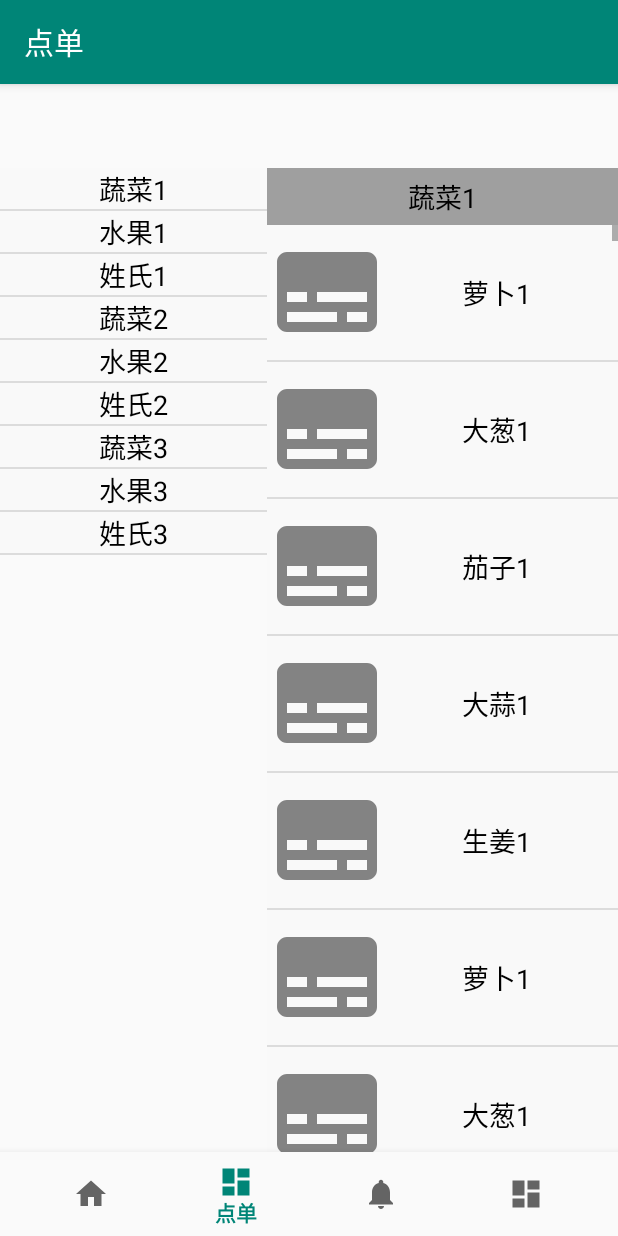
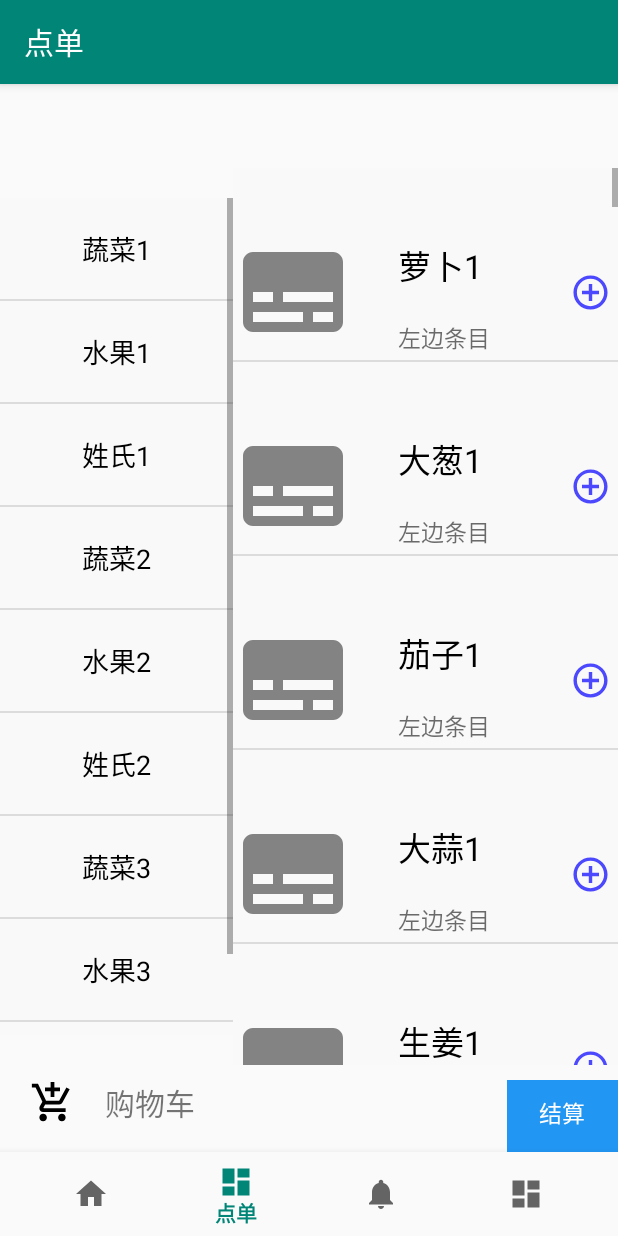
Before and after one commit to y894577/OrderApplication, an Android app: the DashboardFragment screen opened through its navigation route, on a phone screen of 412 x 824 dp. Run offline under Robolectric (Android 15) with nearby library versions, the phone set to English and light mode, and no system bars; our stand-ins replace navigation-ui; Roboto replaces fonts that are not available here.

Commit message:
【优化】优化点单页面

```diff
--- a/app/src/main/java/com/example/myapplication/BottomBar.java
+++ b/app/src/main/java/com/example/myapplication/BottomBar.java
@@ -1,6 +1,7 @@
 package com.example.myapplication;
 
 import android.content.Context;
+import android.graphics.Typeface;
 import android.os.Bundle;
 import android.text.TextUtils;
 import android.widget.ListView;
@@ -52,7 +53,6 @@ public class BottomBar extends AppCompatActivity {
 
     private void initData() {
 
-
     }
 
 }
--- a/app/src/main/java/com/example/myapplication/ui/dashboard/DashboardFragment.java
+++ b/app/src/main/java/com/example/myapplication/ui/dashboard/DashboardFragment.java
@@ -1,5 +1,6 @@
 package com.example.myapplication.ui.dashboard;
 
+import android.graphics.Typeface;
 import android.os.Bundle;
 import android.text.TextUtils;
 import android.view.LayoutInflater;
@@ -23,6 +24,8 @@ import com.example.myapplication.BottomBar;
 import com.example.myapplication.MainActivity;
 import com.example.myapplication.R;
 
+import org.w3c.dom.Text;
+
 import java.util.ArrayList;
 
 public class DashboardFragment extends Fragment {
@@ -32,6 +35,10 @@ public class DashboardFragment extends Fragment {
 
     private ListView lv_left;
     private ListView lv_right;
+    private TextView tv_title;
+
+    private ArrayList<String> showTitle;
+    private ArrayList<BaseData> lists;
 
     public View onCreateView(@NonNull LayoutInflater inflater,
                              ViewGroup container, Bundle savedInstanceState) {
@@ -47,7 +54,9 @@ public class DashboardFragment extends Fragment {
 //        });
 
 
-        ArrayList<BaseData> lists = new ArrayList<BaseData>();
+        tv_title = root.findViewById(R.id.tv_title);
+
+        lists = new ArrayList<BaseData>();
         String title[] = {"蔬菜1", "水果1", "姓氏1", "蔬菜2", "水果2", "姓氏2", "蔬菜3",
                 "水果3", "姓氏3"};
         String name1[] = {"萝卜", "大葱", "茄子", "大蒜", "生姜", "萝卜", "大葱", "茄子",
@@ -84,25 +93,23 @@ public class DashboardFragment extends Fragment {
             lists.add(new BaseData(name3[i] + 3, i, title[8]));
         }
 
-//假数据创建的方式比较low,大家不喜勿喷
 
-//看下边这个集合,这个集合是右边所有要显示标题的条目的position
-
-        ArrayList<String> showTitle = new ArrayList<String>();
+        showTitle = new ArrayList<String>();
         for (int i = 0; i < lists.size(); i++) {
-            if (i == 0) {//第一个必须显示
+            if (i == 0) {
                 showTitle.add(i + "");
             } else if (!TextUtils.equals(lists.get(i).getTitle(),
-                    lists.get(i - 1).getTitle())) {//如果跟上一个条目的type不一样就必须显示
-                showTitle.add(i + "");
+                    lists.get(i - 1).getTitle())) {
+                showTitle.add(i + 1 + "");
             }
         }
+
 
         lv_left = root.findViewById(R.id.lv_left);
 
         lv_right = root.findViewById(R.id.lv_right);
 
-        TextView tv_title = root.findViewById(R.id.tv_title);
+//        TextView tv_title = root.findViewById(R.id.tv_title);
 
         LeftAdapter leftAdapter = new LeftAdapter(getContext());
 
@@ -114,13 +121,10 @@ public class DashboardFragment extends Fragment {
         lv_right.setAdapter(rightAdapter);
         rightAdapter.updateData(lists);// 将数据源传递给Listview
 
-        tv_title.setText(lists.get(0).getTitle());// 主标题栏设置默认初始值
+//        tv_title.setText(lists.get(0).getTitle());// 主标题栏设置默认初始值
 
 
         lv_left.setOnItemClickListener(new AdapterView.OnItemClickListener() {
-
-
-
 
 
             @Override
@@ -128,11 +132,8 @@ public class DashboardFragment extends Fragment {
                                     long arg3) {
                 int firstVisibleItem = lv_right.getFirstVisiblePosition();
                 //右边Listview当前第一个可见条目的position
-//                updateLeftListview(firstVisibleItem, arg2);
+                updateLeftListview(firstVisibleItem, arg2);
                 lv_right.setSelection(Integer.parseInt(showTitle.get(arg2)));
-//arg2是点击(选择)左边条目的第几个
-//根据这个数字我们就能通过Integer.parseInt(showTitle.get(arg2))得到在点击左边后应该跳转到右边第几个条目
-                //  通过etSelection方法跳转
             }
         });
 
@@ -140,6 +141,12 @@ public class DashboardFragment extends Fragment {
     }
 
 
+    private void updateLeftListview(int firstVisibleItem, int currentPosition) {
+        if (showTitle.contains(firstVisibleItem + "")) {
+            tv_title.setText(lists.get(firstVisibleItem).getTitle());
+
+        }
+    }
 
 
 }
--- a/app/src/main/java/com/example/myapplication/ui/dashboard/RightAdapter.java
+++ b/app/src/main/java/com/example/myapplication/ui/dashboard/RightAdapter.java
@@ -61,14 +61,14 @@ public class RightAdapter extends BaseAdapter {
         }
         vh.tv_content.setText(data.get(position).getName());
         if (position == 0) {//如果是第一个  需要显示标题
-            vh.tv_right.setVisibility(View.VISIBLE);
+//            vh.tv_right.setVisibility(View.VISIBLE);
             vh.tv_right.setText(data.get(position).getTitle());
         } else if (!TextUtils.equals(data.get(position).getTitle(),
                 data.get(position - 1).getTitle())) {//如果这个标题和上一个不一样   也需要将标题显示出来
-            vh.tv_right.setVisibility(View.VISIBLE);
+//            vh.tv_right.setVisibility(View.VISIBLE);
             vh.tv_content.setText(data.get(position).getTitle());
         } else {
-            vh.tv_right.setVisibility(View.GONE);
+//            vh.tv_right.setVisibility(View.GONE);
         }
         return convertView;
     }
--- /dev/null
+++ b/app/src/main/res/drawable-anydpi/icon_add.xml
@@ -0,0 +1,14 @@
+<vector xmlns:android="http://schemas.android.com/apk/res/android"
+    android:width="24dp"
+    android:height="24dp"
+    android:viewportWidth="26.4"
+    android:viewportHeight="26.4"
+    android:tint="#1F1BFF"
+    android:alpha="0.8">
+  <group android:translateX="1.2"
+      android:translateY="1.2">
+      <path
+          android:fillColor="#FF000000"
+          android:pathData="M13,7h-2v4L7,11v2h4v4h2v-4h4v-2h-4L13,7zM12,2C6.48,2 2,6.48 2,12s4.48,10 10,10 10,-4.48 10,-10S17.52,2 12,2zM12,20c-4.41,0 -8,-3.59 -8,-8s3.59,-8 8,-8 8,3.59 8,8 -3.59,8 -8,8z"/>
+  </group>
+</vector>
--- /dev/null
+++ b/app/src/main/res/drawable/calculate_style.xml
@@ -0,0 +1,12 @@
+<?xml version="1.0" encoding="utf-8"?>
+<shape xmlns:android="http://schemas.android.com/apk/res/android"
+    android:shape="rectangle">
+    <!--定义矩形四个角的弧度-->
+    <corners android:radius="0dp" />
+    <!--填充颜色-->
+    <solid android:color="#2196F3" />
+    <!--为矩形绘制边框-->
+<!--    <stroke android:color="#000000"-->
+<!--        android:width="1dp"/>-->
+
+</shape>
--- /dev/null
+++ b/app/src/main/res/drawable/icon_shoppingcar.xml
@@ -0,0 +1,9 @@
+<vector xmlns:android="http://schemas.android.com/apk/res/android"
+        android:width="24dp"
+        android:height="24dp"
+        android:viewportWidth="24.0"
+        android:viewportHeight="24.0">
+    <path
+        android:fillColor="#FF000000"
+        android:pathData="M11,9h2L13,6h3L16,4h-3L13,1h-2v3L8,4v2h3v3zM7,18c-1.1,0 -1.99,0.9 -1.99,2S5.9,22 7,22s2,-0.9 2,-2 -0.9,-2 -2,-2zM17,18c-1.1,0 -1.99,0.9 -1.99,2s0.89,2 1.99,2 2,-0.9 2,-2 -0.9,-2 -2,-2zM7.17,14.75l0.03,-0.12 0.9,-1.63h7.45c0.75,0 1.41,-0.41 1.75,-1.03l3.86,-7.01L19.42,4h-0.01l-1.1,2 -2.76,5L8.53,11l-0.13,-0.27L6.16,6l-0.95,-2 -0.94,-2L1,2v2h2l3.6,7.59 -1.35,2.45c-0.16,0.28 -0.25,0.61 -0.25,0.96 0,1.1 0.9,2 2,2h12v-2L7.42,15c-0.13,0 -0.25,-0.11 -0.25,-0.25z"/>
+</vector>
--- a/app/src/main/res/layout/fragment_dashboard.xml
+++ b/app/src/main/res/layout/fragment_dashboard.xml
@@ -7,14 +7,28 @@
     android:layout_height="match_parent">
 
     <LinearLayout
+        android:layout_width="wrap_content"
+        android:layout_height="wrap_content"
+        android:orientation="vertical"
+        android:weightSum="20"
+        app:layout_constraintBottom_toBottomOf="parent"
+        app:layout_constraintEnd_toEndOf="parent"
+        app:layout_constraintStart_toStartOf="parent"
+        app:layout_constraintTop_toTopOf="parent">
+
+        <LinearLayout
+            android:id="@+id/linearLayout2"
             android:layout_width="match_parent"
             android:layout_height="match_parent"
-        android:orientation="horizontal">
+            android:layout_weight="19"
+            android:orientation="horizontal"
+            app:layout_constraintDimensionRatio="h,1:1">
 
             <ListView
                 android:id="@+id/lv_left"
-            android:layout_width="100dp"
+                android:layout_width="70dp"
                 android:layout_height="match_parent"
+                android:layout_marginVertical="20dp"
                 android:layout_weight="1">
 
             </ListView>
@@ -27,7 +41,11 @@
                 <ListView
                     android:id="@+id/lv_right"
                     android:layout_width="600dp"
-                android:layout_height="match_parent">
+                    android:layout_height="match_parent"
+                    android:layout_alignParentEnd="true"
+                    android:layout_alignParentBottom="true"
+                    android:layout_marginEnd="0dp"
+                    android:layout_marginBottom="0dp">
 
                 </ListView>
 
@@ -39,7 +57,68 @@
                     android:gravity="center"
                     android:padding="5dp"
                     android:textColor="#000000"
-                android:textSize="18sp" />
+                    android:textSize="18sp"
+                    android:visibility="invisible" />
+
             </RelativeLayout>
+
+
         </LinearLayout>
+
+        <LinearLayout
+            android:layout_width="fill_parent"
+            android:layout_height="120dp"
+            android:layout_gravity="center_vertical"
+            android:layout_weight="1"
+            android:gravity="top"
+            android:weightSum="10"
+            android:orientation="horizontal"
+            app:layout_constraintLeft_toLeftOf="parent"
+            app:layout_constraintRight_toRightOf="parent"
+            app:layout_constraintTop_toBottomOf="@+id/linearLayout2">
+
+<!--            <TextView-->
+<!--                android:layout_width="wrap_content"-->
+<!--                android:layout_height="wrap_content"-->
+<!--                android:layout_marginTop="0dp"-->
+<!--                android:drawableRight="@drawable/icon_shoppingcar"-->
+
+<!--                android:text="@string/myinfo_service" />-->
+            <ImageView
+                android:id="@+id/icon_shoppingcar"
+                android:layout_width="30dp"
+                android:layout_height="30dp"
+                android:layout_marginVertical="10dp"
+                android:layout_marginHorizontal="20dp"
+                android:background="@drawable/icon_shoppingcar"/>
+
+            <TextView
+                android:layout_width="match_parent"
+                android:layout_height="match_parent"
+                android:layout_marginVertical="10dp"
+                android:layout_weight="3"
+                android:textSize="20dp"
+                android:text="@string/order_shoppingcar"/>
+
+            <TextView
+                android:layout_width="match_parent"
+                android:layout_height="match_parent"
+                android:layout_marginVertical="10dp"
+                android:layout_weight="7"
+                android:textSize="15dp"
+                android:textAlignment="center"
+                android:paddingTop="10dp"
+                android:background="@drawable/calculate_style"
+                android:textColor="@color/white"
+                android:text="@string/order_calculate"/>
+
+        </LinearLayout>
+
+    </LinearLayout>
+
+
+
+
+
+
 </androidx.constraintlayout.widget.ConstraintLayout>
--- a/app/src/main/res/layout/item_left.xml
+++ b/app/src/main/res/layout/item_left.xml
@@ -11,6 +11,7 @@
         android:layout_width="wrap_content"
         android:layout_height="wrap_content"
         android:text="左边条目"
+        android:layout_marginVertical="20dp"
         android:textColor="#000000"
         android:textSize="18sp" />
 
--- a/app/src/main/res/layout/item_right.xml
+++ b/app/src/main/res/layout/item_right.xml
@@ -15,27 +15,59 @@
         android:padding="5dp"
         android:text="右边条目"
         android:textColor="#000000"
-        android:textSize="18sp" />
+        android:textSize="18sp"
+        android:visibility="invisible" />
 
     <LinearLayout
         android:layout_width="match_parent"
         android:layout_height="90dp"
         android:gravity="center_vertical"
-        android:orientation="horizontal">
+        android:orientation="horizontal"
+        android:weightSum="20">
 
         <ImageView
             android:layout_width="80dp"
             android:layout_height="80dp"
             android:background="@drawable/icon_index_order" />
 
-        <TextView
-            android:id="@+id/tv_content"
+        <LinearLayout
             android:layout_width="wrap_content"
-            android:layout_height="wrap_content"
-            android:layout_marginLeft="50dp"
-            android:text="左边条目"
-            android:textColor="#000000"
-            android:textSize="18sp" />
+            android:layout_height="match_parent"
+            android:orientation="vertical"
+            android:layout_gravity="center_vertical"
+            android:layout_weight="19">
+
+            <TextView
+                android:id="@+id/tv_content"
+                android:layout_width="wrap_content"
+                android:layout_height="wrap_content"
+                android:layout_gravity="center_vertical"
+                android:layout_marginLeft="30dp"
+                android:layout_marginTop="10dp"
+                android:layout_marginBottom="20dp"
+                android:text="左边条目"
+                android:textColor="#000000"
+                android:textSize="22sp" />
+
+            <TextView
+                android:id="@+id/tv_price"
+                android:layout_width="wrap_content"
+                android:layout_height="wrap_content"
+                android:layout_gravity="center_vertical"
+                android:layout_marginLeft="30dp"
+                android:layout_marginBottom="0dp"
+                android:text="左边条目"
+                android:textColor="#92000000"
+                android:textSize="15sp" />
+
+        </LinearLayout>
+
+        <ImageView
+            android:id="@+id/icon_add"
+            android:layout_width="30dp"
+            android:layout_height="30dp"
+            android:background="@drawable/icon_add"/>
+
     </LinearLayout>
 
 </LinearLayout>
--- a/app/src/main/res/values/colors.xml
+++ b/app/src/main/res/values/colors.xml
@@ -3,4 +3,5 @@
     <color name="colorPrimary">#008577</color>
     <color name="colorPrimaryDark">#00574B</color>
     <color name="colorAccent">#D81B60</color>
+    <color name="white">#ffffff</color>
 </resources>
--- a/app/src/main/res/values/strings.xml
+++ b/app/src/main/res/values/strings.xml
@@ -23,4 +23,7 @@
     <string name="myinfo_service">客服中心</string>
     <string name="myinfo_more">更多</string>
 
+    <string name="order_shoppingcar">购物车</string>
+    <string name="order_calculate">结算</string>
+
 </resources>
```
Also changed, not shown: app/src/main/assets/iconfont.ttf, app/src/main/res/drawable-hdpi/icon_add.png (added), app/src/main/res/drawable-mdpi/icon_add.png (added), app/src/main/res/drawable-xhdpi/icon_add.png (added), app/src/main/res/drawable-xxhdpi/icon_add.png (added). Lines whose indentation alone changed are shown as unchanged.
